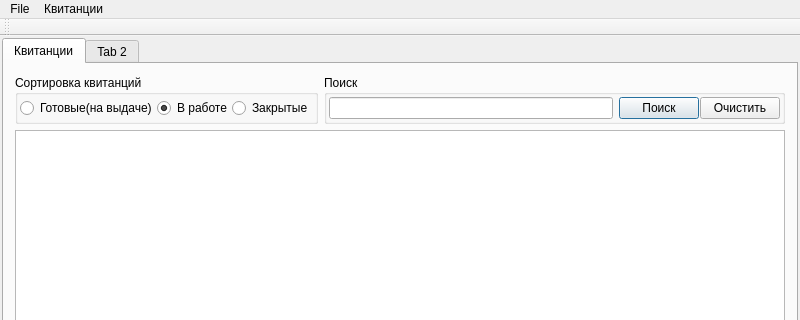
Old version of the form mainwindow.ui in the repository eboladev/XPPC; both pictures show x 0 to 800 and y 0 to 320 of the 800 by 611 pixel window.
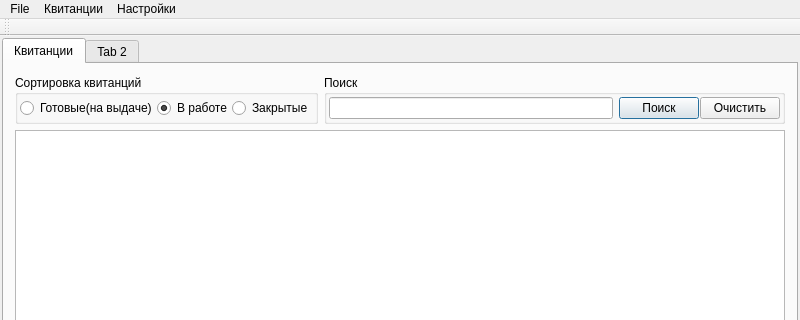
New version of the form.

```diff
--- a/mainwindow.ui
+++ b/mainwindow.ui
@@ -243,8 +243,15 @@
     <addaction name="action_9"/>
     <addaction name="menu_2"/>
    </widget>
+   <widget class="QMenu" name="menu_3">
+    <property name="title">
+     <string>Настройки</string>
+    </property>
+    <addaction name="actionBranchTriggered"/>
+   </widget>
    <addaction name="menuFile"/>
    <addaction name="menu"/>
+   <addaction name="menu_3"/>
   </widget>
   <widget class="QToolBar" name="mainToolBar">
    <attribute name="toolBarArea">
```
Left out of the diff: 9 changed lines with no effect on the pictures.
